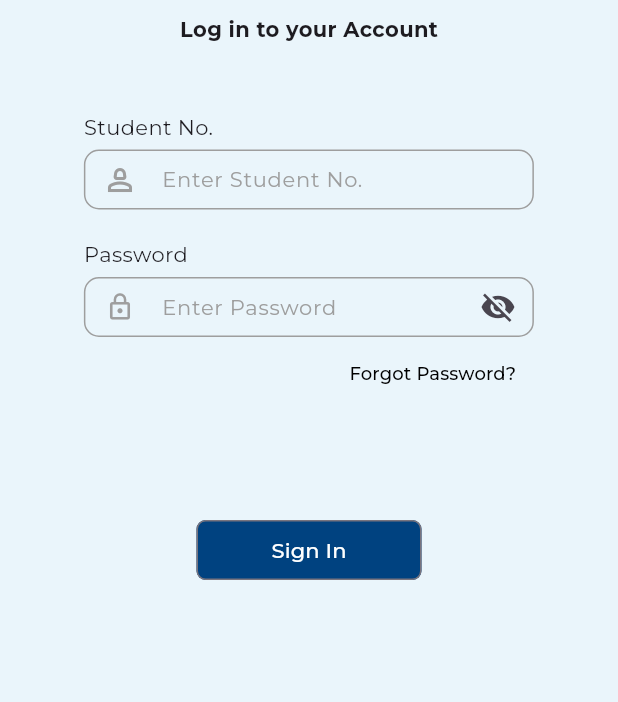
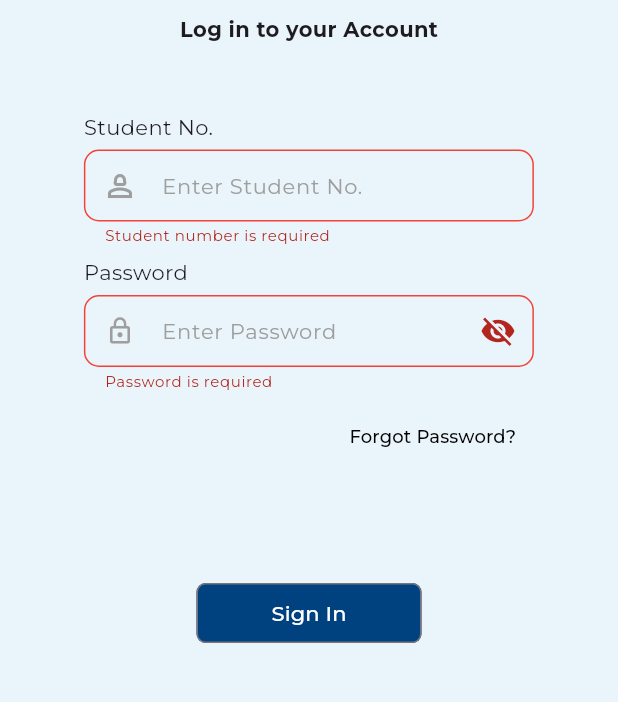
Before and after one commit to Kirbabyee/Attendly, a Flutter app: the Login screen opened by its route, after a tap on "Sign In", on a phone screen of 412 x 824 dp, the part 488-1190 px from its top. Run offline on Flutter 3.47's test engine with Material 3 defaults, Android fonts, the phone set to English and light mode, and no system bars.

```diff
--- a/lib/Student Page/login.dart
+++ b/lib/Student Page/login.dart
@@ -1,4 +1,5 @@
 import 'package:flutter/material.dart';
+import 'package:flutter/services.dart';
 
 class Login extends StatefulWidget {
   const Login({super.key});
@@ -10,11 +11,23 @@ class Login extends StatefulWidget {
 class _LoginState extends State<Login> {
 
   bool showPassword = true;
+  final _formKey = GlobalKey<FormState>();
+
+  final _studentNoController = TextEditingController();
+  final _passwordController = TextEditingController();
+
+  @override
+  void dispose() {
+    _studentNoController.dispose();
+    _passwordController.dispose();
+    super.dispose();
+  }
 
   @override
   Widget build(BuildContext context) {
     final isKeyboard = MediaQuery.of(context).viewInsets.bottom != 0;
     return Scaffold(
+        resizeToAvoidBottomInset: false,
         backgroundColor: Color(0xFFEAF5FB),
         body: Stack(
           children: [
@@ -62,7 +75,9 @@ class _LoginState extends State<Login> {
                   ),
                   SizedBox(height: 45,),
                   // Input Boxes
-                Column(
+                  Form( // Put to form to add validations
+                    key: _formKey,
+                    child: Column(
                       crossAxisAlignment: CrossAxisAlignment.start,
                       children: [
                         // Student No.
@@ -71,12 +86,20 @@ class _LoginState extends State<Login> {
                         ),
                         SizedBox(height: 5,),
                         SizedBox(
-                      height: 40,
+                          height: 70,
                           width: 300,
-                      child: TextField( // Input box
+                          child: TextFormField( // Input box
                             style: TextStyle(fontSize: 14),
                             keyboardType: TextInputType.emailAddress,
+                            inputFormatters: [
+                              FilteringTextInputFormatter.digitsOnly, // ⛔ blocks letters/symbols
+                            ],
                             decoration: InputDecoration(
+                                errorMaxLines: 1,
+                                errorStyle: TextStyle(
+                                  fontSize: 10,
+                                  height: 1,
+                                ),
                                 hintText: 'Enter Student No.', // Placeholder
                                 hintStyle: TextStyle(
                                   color: Colors.grey, // Change placeholder color
@@ -103,20 +126,37 @@ class _LoginState extends State<Login> {
                                         color: Colors.black
                                     )
                                 ),
+                                errorBorder: OutlineInputBorder(
+                                    borderRadius: BorderRadius.circular(10),
+                                    borderSide: const BorderSide(
+                                        color: Colors.red
+                                    )
+                                )
+                            ),
+                            validator: (value) {
+                              final v = value?.trim() ?? '';
+                              if (v.isEmpty) return 'Student number is required';
+                              if (v.length < 8) return 'Student number is too short';
+                              return null;
+                            },
                           ),
                         ),
-                    ),
-                    SizedBox(height: 20,),
+                        SizedBox(height: 2,),
                         // Password
                         Container(child: Text('Password'),),
                         SizedBox(height: 5,),
                         SizedBox(
-                      height: 40,
+                          height: 70,
                           width: 300,
-                      child: TextField( // Input box
+                          child: TextFormField( // Input box
                             style: TextStyle(fontSize: 14),
                             obscureText: (showPassword ? true : false),
                             decoration: InputDecoration(
+                              errorMaxLines: 1,
+                              errorStyle: TextStyle(
+                                fontSize: 10,
+                                height: 1,
+                              ),
                               hintText: 'Enter Password', // Placeholder
                               hintStyle: TextStyle(
                                 color: Colors.grey, // Change placeholder color
@@ -152,7 +192,19 @@ class _LoginState extends State<Login> {
                                       color: Colors.black
                                   )
                               ),
+                              errorBorder: OutlineInputBorder(
+                                  borderRadius: BorderRadius.circular(10),
+                                  borderSide: const BorderSide(
+                                      color: Colors.red
+                                  )
                               ),
+                            ),
+                            validator: (value) {
+                              final v = value ?? '';
+                              if (v.isEmpty) return 'Password is required';
+                              if (v.length < 8) return 'Minimum 8 characters';
+                              return null;
+                            },
                           ),
                         ),
                         Container(
@@ -175,6 +227,7 @@ class _LoginState extends State<Login> {
                         ),
                       ],
                     ),
+                  ),
                   SizedBox(height: 70,),
                   !isKeyboard ? Container(
                     child: OutlinedButton(
@@ -185,7 +238,14 @@ class _LoginState extends State<Login> {
                                 borderRadius: BorderRadiusGeometry.circular(6)
                             )
                         ),
-                      onPressed: () {},
+                        onPressed: () {
+                          if (_formKey.currentState!.validate()) {
+                            // All inputs are valid
+                            final studentNo = _studentNoController.text;
+                            final password = _passwordController.text;
+                            print('Login OK: $studentNo');
+                          }
+                        },
                         child: Text(
                           'Sign In',
                           style: TextStyle(
```
Lines whose indentation alone changed are shown as unchanged.
